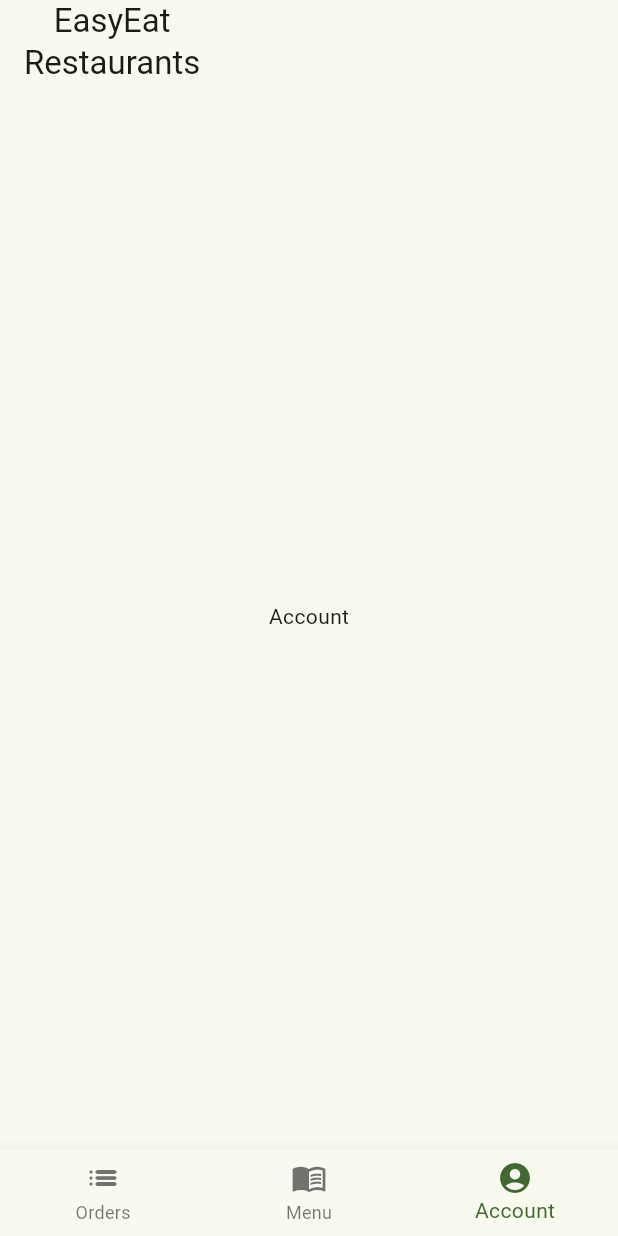
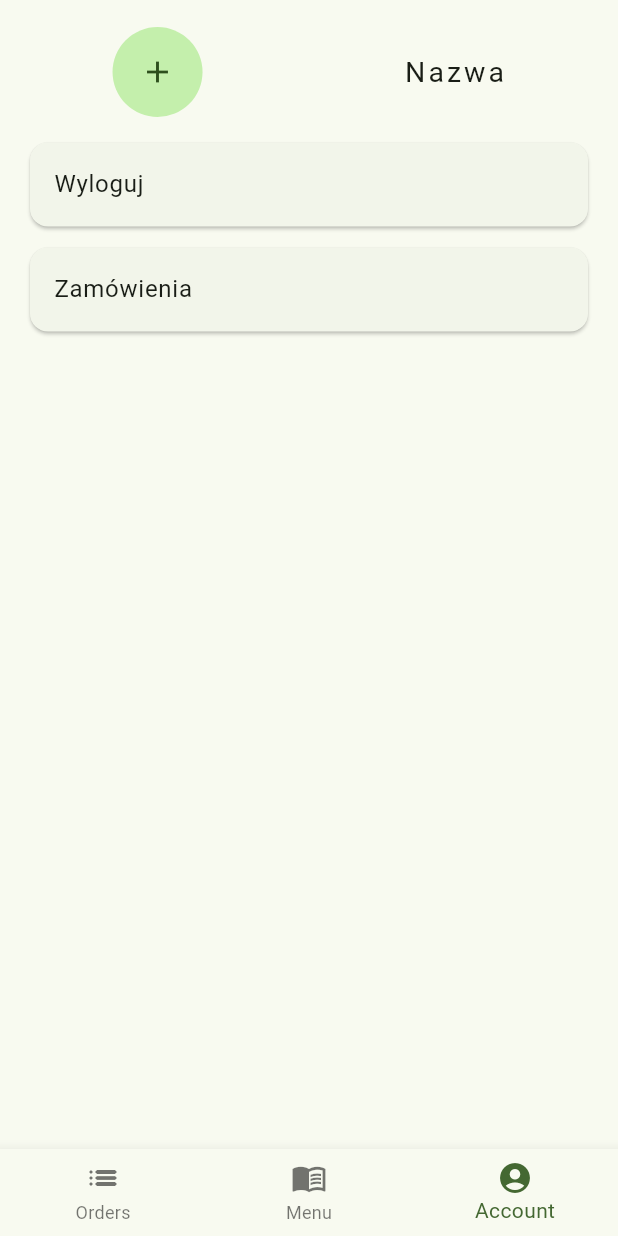
Before and after one commit to HeatEat/esay_eat_restaurant, a Flutter app: the screen it shows after launch, item 3 of the bottom bar chosen, on a phone screen of 412 x 824 dp. Run offline on Flutter 3.47's test engine with Material 2 defaults, Android fonts, the light colour scheme and no system bars; our stand-ins replace bloc, equatable, flutter_bloc, go_router.

Commit message:
account screen card, orders card init

```diff
--- a/lib/core/app_router.dart
+++ b/lib/core/app_router.dart
@@ -1,9 +1,11 @@
+import 'package:easy_eat_restaurant/screens/new_dish_screen.dart';
 import 'package:easy_eat_restaurant/screens/root_screen.dart';
 import 'package:flutter/material.dart';
 import 'package:go_router/go_router.dart';
 
 class AppRouter {
   static const root = "/";
+  static const newDish = '/newDish';
   static final GoRouter _router = GoRouter(
     initialLocation: root,
     errorBuilder: (context, state) => const Center(
@@ -15,7 +17,11 @@ class AppRouter {
         builder: (context, state) {
           return const RootScreen();
         },
-      )
+      ),
+      GoRoute(
+        path: newDish,
+        builder: (context, state) => const NewDishScreen(),
+      ),
     ],
   );
 
--- a/lib/screens/account_screen.dart
+++ b/lib/screens/account_screen.dart
@@ -5,8 +5,52 @@ class AccountScreen extends StatelessWidget {
 
   @override
   Widget build(BuildContext context) {
-    return const Center(
-      child: Text("Account"),
+    return Padding(
+      padding: const EdgeInsets.all(8.0),
+      child: Column(
+        crossAxisAlignment: CrossAxisAlignment.center,
+        children: [
+          const SizedBox(height: 10),
+          Row(
+            mainAxisAlignment: MainAxisAlignment.spaceAround,
+            children: [
+              InkResponse(
+                onTap: () {},
+                child: const CircleAvatar(
+                  radius: 30,
+                  child: Icon(Icons.add),
+                ),
+              ),
+              const Text(
+                "Nazwa",
+                style: TextStyle(
+                    fontSize: 19,
+                    fontWeight: FontWeight.w400,
+                    letterSpacing: 2),
+              ),
+            ],
+          ),
+          const SizedBox(height: 10),
+          Padding(
+            padding: const EdgeInsets.fromLTRB(8, 3, 8, 3),
+            child: Card(
+              child: ListTile(
+                title: const Text("Wyloguj"),
+                onTap: () {},
+              ),
+            ),
+          ),
+          Padding(
+            padding: const EdgeInsets.fromLTRB(8, 3, 8, 3),
+            child: Card(
+              child: ListTile(
+                title: const Text("Zamówienia"),
+                onTap: () {},
+              ),
+            ),
+          )
+        ],
+      ),
     );
   }
 }
--- a/lib/screens/root_screen.dart
+++ b/lib/screens/root_screen.dart
@@ -1,9 +1,11 @@
+import 'package:easy_eat_restaurant/core/app_router.dart';
 import 'package:easy_eat_restaurant/core/constatns.dart';
 import 'package:easy_eat_restaurant/screens/account_screen.dart';
 import 'package:easy_eat_restaurant/screens/menu_screen.dart';
 import 'package:easy_eat_restaurant/screens/orders_screen.dart';
 import 'package:flutter/material.dart';
 import 'package:flutter_bloc/flutter_bloc.dart';
+import 'package:go_router/go_router.dart';
 
 import '../cubit/navigation_bar_cubit.dart';
 
@@ -15,13 +17,14 @@ class RootScreen extends StatelessWidget {
     return BlocProvider(
       create: (context) => NavigationBarCubit(),
       child: Scaffold(
-        appBar: AppBar(
-          title: const Text(
-            K.appName,
-            textAlign: TextAlign.center,
-          ),
-        ),
-        body: BlocBuilder<NavigationBarCubit, NavigationBarState>(
+        // appBar: AppBar(
+        //   // title: const Text(
+        //   //   K.appName,
+        //   //   textAlign: TextAlign.center,
+        //   // ),
+        // ),
+        body: SafeArea(
+          child: BlocBuilder<NavigationBarCubit, NavigationBarState>(
             builder: (context, state) {
               if (state is NavigationBarOrders) {
                 return const OrdersScreen();
@@ -34,17 +37,6 @@ class RootScreen extends StatelessWidget {
               }
             },
           ),
-        floatingActionButton:
-            BlocBuilder<NavigationBarCubit, NavigationBarState>(
-          builder: (context, state) {
-            return Visibility(
-                visible: state is NavigationBarMenu ? true : false,
-                child: FloatingActionButton.extended(
-                  onPressed: () {},
-                  label: const Text("Dodaj"),
-                  icon: const Icon(Icons.add),
-                ));
-          },
         ),
         bottomNavigationBar:
             BlocBuilder<NavigationBarCubit, NavigationBarState>(
@@ -66,6 +58,20 @@ class RootScreen extends StatelessWidget {
             );
           },
         ),
+        floatingActionButton:
+            BlocBuilder<NavigationBarCubit, NavigationBarState>(
+          builder: (context, state) {
+            return Visibility(
+                visible: state is NavigationBarMenu ? true : false,
+                child: FloatingActionButton.extended(
+                  onPressed: () {
+                    GoRouter.of(context).push(AppRouter.newDish);
+                  },
+                  label: const Text("Dodaj"),
+                  icon: const Icon(Icons.add),
+                ));
+          },
+        ),
       ),
     );
   }
```
Also changed, not shown: lib/screens/new_dish_screen.dart (added, +12 -0 lines), lib/screens/orders_screen.dart (+23 -1 lines). Lines whose indentation alone changed are shown as unchanged.
